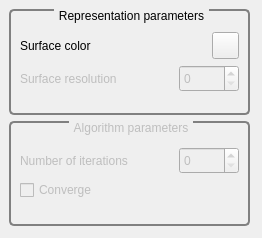
This is Plugins/AppositionSurface/AppositionSurfaceSettings.ui in FelixdelasPozas/EspINA as Qt 5 draws it before an edit. The edited form follows.
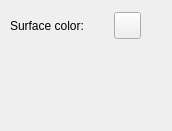
This is the edited form.

Commit message: Remove unused AS parameters. Notes: 	- only apposition surface color is now configurable.

Diff of the .ui file:
```diff
--- a/Plugins/AppositionSurface/AppositionSurfaceSettings.ui
+++ b/Plugins/AppositionSurface/AppositionSurfaceSettings.ui
@@ -6,53 +6,27 @@
    <rect>
     <x>0</x>
     <y>0</y>
-    <width>262</width>
-    <height>238</height>
+    <width>172</width>
+    <height>131</height>
    </rect>
   </property>
   <property name="windowTitle">
    <string>Form</string>
   </property>
-  <widget class="QWidget" name="verticalLayoutWidget">
+  <widget class="QWidget" name="">
    <property name="geometry">
     <rect>
-     <x>9</x>
-     <y>9</y>
-     <width>241</width>
-     <height>217</height>
+     <x>10</x>
+     <y>10</y>
+     <width>131</width>
+     <height>31</height>
     </rect>
    </property>
-   <layout class="QVBoxLayout" name="verticalLayout">
-    <item>
-     <widget class="QGroupBox" name="groupBox">
-      <property name="autoFillBackground">
-       <bool>false</bool>
-      </property>
-      <property name="styleSheet">
-       <string notr="true">QGroupBox { 
-     border: 2px solid gray;
-     border-radius: 5px;
-	 margin-top: 1ex; 
- } 
-
- QGroupBox::title {
-     subcontrol-origin: margin;
-     subcontrol-position: top center;
-     padding: 0 3px;
- }</string>
-      </property>
-      <property name="title">
-       <string>Representation parameters</string>
-      </property>
-      <layout class="QVBoxLayout" name="verticalLayout_5">
-       <item>
-        <layout class="QVBoxLayout" name="verticalLayout_2">
-         <item>
           <layout class="QHBoxLayout" name="horizontalLayout">
            <item>
             <widget class="QLabel" name="label">
              <property name="text">
-              <string>Surface color</string>
+       <string>Surface color:</string>
              </property>
             </widget>
            </item>
@@ -82,104 +56,6 @@
              <property name="flat">
               <bool>false</bool>
              </property>
-            </widget>
-           </item>
-          </layout>
-         </item>
-         <item>
-          <layout class="QHBoxLayout" name="horizontalLayout_3">
-           <item>
-            <widget class="QLabel" name="label_3">
-             <property name="enabled">
-              <bool>false</bool>
-             </property>
-             <property name="text">
-              <string>Surface resolution</string>
-             </property>
-            </widget>
-           </item>
-           <item>
-            <widget class="QSpinBox" name="resolutionBox">
-             <property name="enabled">
-              <bool>false</bool>
-             </property>
-             <property name="maximumSize">
-              <size>
-               <width>60</width>
-               <height>27</height>
-              </size>
-             </property>
-            </widget>
-           </item>
-          </layout>
-         </item>
-        </layout>
-       </item>
-      </layout>
-     </widget>
-    </item>
-    <item>
-     <widget class="QGroupBox" name="groupBox_2">
-      <property name="enabled">
-       <bool>false</bool>
-      </property>
-      <property name="styleSheet">
-       <string notr="true">QGroupBox { 
-     border: 2px solid gray;
-     border-radius: 5px;
-	 margin-top: 1ex; 
- } 
-
- QGroupBox::title {
-     subcontrol-origin: margin;
-     subcontrol-position: top center;
-     padding: 0 3px;
- }</string>
-      </property>
-      <property name="title">
-       <string>Algorithm parameters</string>
-      </property>
-      <layout class="QVBoxLayout" name="verticalLayout_4">
-       <item>
-        <layout class="QVBoxLayout" name="verticalLayout_3">
-         <item>
-          <layout class="QHBoxLayout" name="horizontalLayout_2">
-           <item>
-            <widget class="QLabel" name="label_2">
-             <property name="text">
-              <string>Number of iterations</string>
-             </property>
-            </widget>
-           </item>
-           <item>
-            <widget class="QSpinBox" name="iterationsBox">
-             <property name="enabled">
-              <bool>false</bool>
-             </property>
-             <property name="maximumSize">
-              <size>
-               <width>60</width>
-               <height>27</height>
-              </size>
-             </property>
-            </widget>
-           </item>
-          </layout>
-         </item>
-         <item>
-          <layout class="QHBoxLayout" name="horizontalLayout_4">
-           <item>
-            <widget class="QCheckBox" name="convergeCheck">
-             <property name="text">
-              <string>Converge</string>
-             </property>
-            </widget>
-           </item>
-          </layout>
-         </item>
-        </layout>
-       </item>
-      </layout>
      </widget>
     </item>
    </layout>
```
Lines whose indentation alone changed are shown as unchanged. The commit also changes 5 other files.
